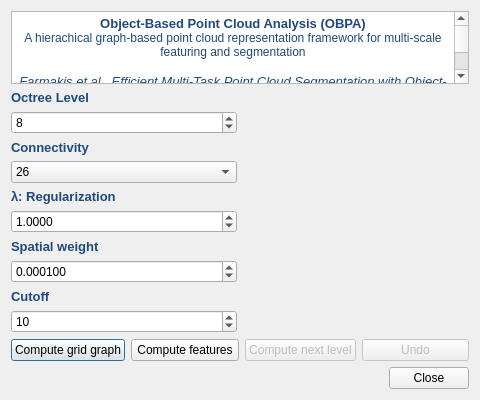
First picture: the form in ui/qGAEDialog.ui, repository farmakis/qGAE, before the edit.
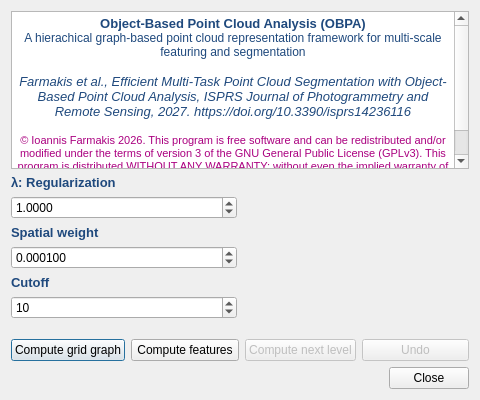
Second picture: the form after the edit. Icons and pictures are not drawn.

Patch:
```diff
--- a/ui/qGAEDialog.ui
+++ b/ui/qGAEDialog.ui
@@ -41,81 +41,6 @@
     <layout class="QHBoxLayout" name="horizontalLayout" stretch="1,1">
          <item>
           <layout class="QVBoxLayout" name="verticalLayout_4">
-           <item>
-            <widget class="QLabel" name="label_resolution">
-             <property name="text">
-              <string>&lt;html&gt;&lt;head/&gt;&lt;body&gt;&lt;p&gt;&lt;span style=&quot; font-size:10pt; font-weight:600; color:#1f497d;&quot;&gt;Octree Level&lt;/span&gt;&lt;/p&gt;&lt;/body&gt;&lt;/html&gt;</string>
-             </property>
-            </widget>
-           </item>
-           <item>
-            <widget class="QSpinBox" name="intSpinBoxResolution">
-             <property name="minimum">
-              <number>1</number>
-             </property>
-             <property name="singleStep">
-              <number>1</number>
-             </property>
-             <property name="value">
-              <number>8</number>
-             </property>
-            </widget>
-           </item>
-           <item>
-            <spacer name="verticalSpacer_1">
-             <property name="orientation">
-              <enum>Qt::Vertical</enum>
-             </property>
-             <property name="sizeHint" stdset="0">
-              <size>
-               <width>20</width>
-               <height>20</height>
-              </size>
-             </property>
-            </spacer>
-           </item>
-           <item>
-            <widget class="QLabel" name="label_connectivity">
-             <property name="text">
-              <string>&lt;html&gt;&lt;head/&gt;&lt;body&gt;&lt;p&gt;&lt;span style=&quot; font-size:10pt; font-weight:600; color:#1f497d;&quot;&gt;Connectivity&lt;/span&gt;&lt;/p&gt;&lt;/body&gt;&lt;/html&gt;</string>
-             </property>
-            </widget>
-           </item>
-           <item>
-            <widget class="QComboBox" name="comboBoxConnectivity">
-             <property name="currentIndex">
-              <number>2</number>
-             </property>
-             <item>
-              <property name="text">
-               <string>6</string>
-              </property>
-             </item>
-             <item>
-              <property name="text">
-               <string>14</string>
-              </property>
-             </item>
-             <item>
-              <property name="text">
-               <string>26</string>
-              </property>
-             </item>
-            </widget>
-           </item>
-           <item>
-            <spacer name="verticalSpacer_connectivity">
-             <property name="orientation">
-              <enum>Qt::Vertical</enum>
-             </property>
-             <property name="sizeHint" stdset="0">
-              <size>
-               <width>20</width>
-               <height>20</height>
-              </size>
-             </property>
-            </spacer>
-           </item>
            <item>
             <widget class="QLabel" name="label_regularization">
              <property name="text">
```
